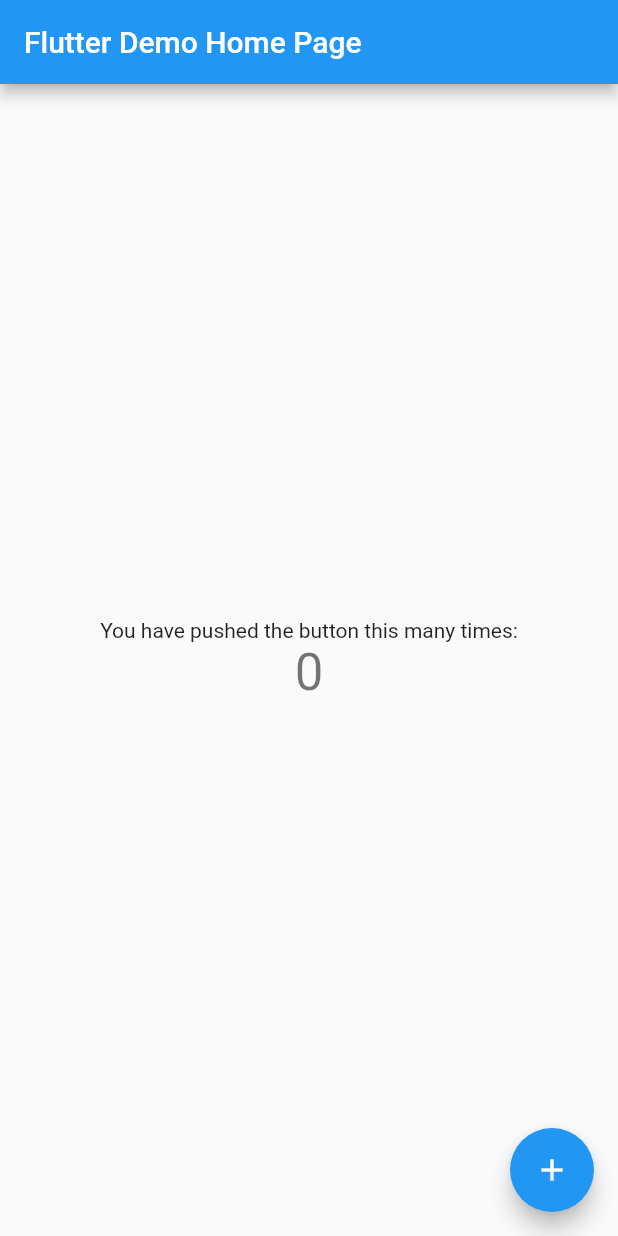
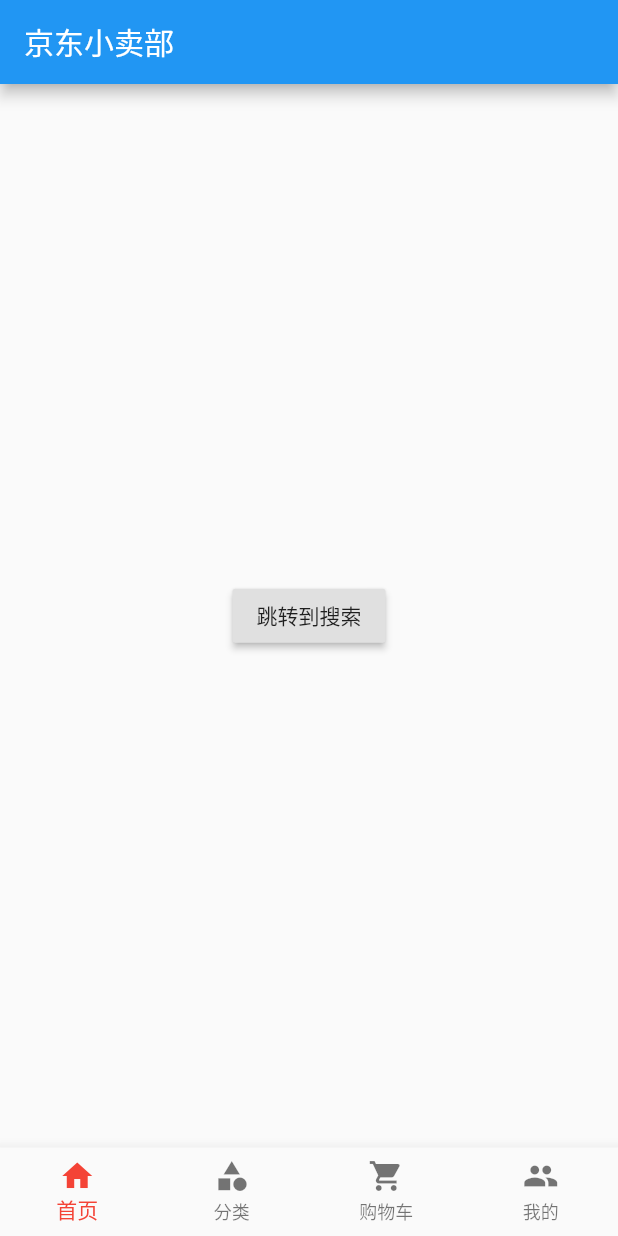
Before and after one commit to qkun0715/flutter_jjd, a Flutter app: the screen it shows after launch, on a phone screen of 412 x 824 dp. Run offline on Flutter 3.47's test engine with Material 2 defaults, Android fonts, the phone set to English and light mode, and no system bars.

Commit message:
京东小卖部 基本架构完成

```diff
--- a/lib/main.dart
+++ b/lib/main.dart
@@ -1,117 +1,22 @@
 import 'package:flutter/material.dart';
+import 'routes/Routes.dart';
 
 void main() {
   runApp(MyApp());
 }
 
-class MyApp extends StatelessWidget {
-  // This widget is the root of your application.
+class MyApp extends StatefulWidget {
+  @override
+  _MyAppState createState() => _MyAppState();
+}
+
+class _MyAppState extends State<MyApp> {
   @override
   Widget build(BuildContext context) {
-    return MaterialApp(
-      title: 'Flutter Demo',
-      theme: ThemeData(
-        // This is the theme of your application.
-        //
-        // Try running your application with "flutter run". You'll see the
-        // application has a blue toolbar. Then, without quitting the app, try
-        // changing the primarySwatch below to Colors.green and then invoke
-        // "hot reload" (press "r" in the console where you ran "flutter run",
-        // or simply save your changes to "hot reload" in a Flutter IDE).
-        // Notice that the counter didn't reset back to zero; the application
-        // is not restarted.
-        primarySwatch: Colors.blue,
-        // This makes the visual density adapt to the platform that you run
-        // the app on. For desktop platforms, the controls will be smaller and
-        // closer together (more dense) than on mobile platforms.
-        visualDensity: VisualDensity.adaptivePlatformDensity,
-      ),
-      home: MyHomePage(title: 'Flutter Demo Home Page'),
+    return new MaterialApp(
+      initialRoute: '/',
+      onGenerateRoute: onGenerateRoute,
+      // debugShowCheckedModeBanner: false, //显示debug 标签
     );
   }
 }
-
-class MyHomePage extends StatefulWidget {
-  MyHomePage({Key key, this.title}) : super(key: key);
-
-  // This widget is the home page of your application. It is stateful, meaning
-  // that it has a State object (defined below) that contains fields that affect
-  // how it looks.
-
-  // This class is the configuration for the state. It holds the values (in this
-  // case the title) provided by the parent (in this case the App widget) and
-  // used by the build method of the State. Fields in a Widget subclass are
-  // always marked "final".
-
-  final String title;
-
-  @override
-  _MyHomePageState createState() => _MyHomePageState();
-}
-
-class _MyHomePageState extends State<MyHomePage> {
-  int _counter = 0;
-
-  void _incrementCounter() {
-    setState(() {
-      // This call to setState tells the Flutter framework that something has
-      // changed in this State, which causes it to rerun the build method below
-      // so that the display can reflect the updated values. If we changed
-      // _counter without calling setState(), then the build method would not be
-      // called again, and so nothing would appear to happen.
-      _counter++;
-    });
-  }
-
-  @override
-  Widget build(BuildContext context) {
-    // This method is rerun every time setState is called, for instance as done
-    // by the _incrementCounter method above.
-    //
-    // The Flutter framework has been optimized to make rerunning build methods
-    // fast, so that you can just rebuild anything that needs updating rather
-    // than having to individually change instances of widgets.
-    return Scaffold(
-      appBar: AppBar(
-        // Here we take the value from the MyHomePage object that was created by
-        // the App.build method, and use it to set our appbar title.
-        title: Text(widget.title),
-      ),
-      body: Center(
-        // Center is a layout widget. It takes a single child and positions it
-        // in the middle of the parent.
-        child: Column(
-          // Column is also a layout widget. It takes a list of children and
-          // arranges them vertically. By default, it sizes itself to fit its
-          // children horizontally, and tries to be as tall as its parent.
-          //
-          // Invoke "debug painting" (press "p" in the console, choose the
-          // "Toggle Debug Paint" action from the Flutter Inspector in Android
-          // Studio, or the "Toggle Debug Paint" command in Visual Studio Code)
-          // to see the wireframe for each widget.
-          //
-          // Column has various properties to control how it sizes itself and
-          // how it positions its children. Here we use mainAxisAlignment to
-          // center the children vertically; the main axis here is the vertical
-          // axis because Columns are vertical (the cross axis would be
-          // horizontal).
-          mainAxisAlignment: MainAxisAlignment.center,
-          children: <Widget>[
-            Text(
-              'You have pushed the button this many times:',
-            ),
-            Text(
-              '$_counter',
-              style: Theme.of(context).textTheme.headline4,
-            ),
-          ],
-        ),
-      ),
-      floatingActionButton: FloatingActionButton(
-        onPressed: _incrementCounter,
-        tooltip: 'Increment',
-        child: Icon(Icons.add),
-      ), // This trailing comma makes auto-formatting nicer for build methods.
-    );
-  }
-}
--- /dev/null
+++ b/lib/pages/SearchPage.dart
@@ -0,0 +1,19 @@
+import 'package:flutter/material.dart';
+
+class SearchPage extends StatefulWidget {
+  SearchPage({Key key}) : super(key: key);
+
+  _SearchPageState createState() => _SearchPageState();
+}
+
+class _SearchPageState extends State<SearchPage> {
+  @override
+  Widget build(BuildContext context) {
+    return Scaffold(
+      appBar: AppBar(
+        title: Text("搜索页面"),
+      ),
+      body: Text('搜索'),
+    );
+  }
+}
--- /dev/null
+++ b/lib/pages/tabs/Home.dart
@@ -0,0 +1,27 @@
+import 'package:flutter/material.dart';
+
+/// 首页
+class HomePage extends StatefulWidget {
+  HomePage({Key key}) : super(key: key);
+
+  _HomePageState createState() => _HomePageState();
+}
+
+class _HomePageState extends State<HomePage> {
+  @override
+  Widget build(BuildContext context) {
+    return Center(
+      child: Column(
+        mainAxisAlignment: MainAxisAlignment.center,
+        children: <Widget>[
+          RaisedButton(
+            child: Text("跳转到搜索"),
+            onPressed: (){
+              Navigator.pushNamed(context, '/search');
+            },
+          )
+        ],
+      ),
+    );
+  }
+}
--- /dev/null
+++ b/lib/pages/tabs/Tabs.dart
@@ -0,0 +1,46 @@
+import 'package:flutter/material.dart';
+
+import 'Home.dart';
+import 'Category.dart';
+import 'Cart.dart';
+import 'User.dart';
+
+class Tabs extends StatefulWidget {
+  Tabs({Key key}) : super(key: key);
+
+  _TabsState createState() => _TabsState();
+}
+
+class _TabsState extends State<Tabs> {
+  int _currentIndex = 0;
+
+  List _pageList = [HomePage(), CategoryPage(), CartPage(), UserPage()];
+
+  @override
+  Widget build(BuildContext context) {
+    return Scaffold(
+      appBar: AppBar(
+        title: Text("京东小卖部"),
+      ),
+      body: this._pageList[this._currentIndex],
+      bottomNavigationBar: BottomNavigationBar(
+        currentIndex: this._currentIndex,
+        onTap: (index) {
+          setState(() {
+            this._currentIndex = index;
+          });
+        },
+        type: BottomNavigationBarType.fixed,
+        fixedColor: Colors.red,
+        items: [
+          BottomNavigationBarItem(icon: Icon(Icons.home), title: Text("首页")),
+          BottomNavigationBarItem(
+              icon: Icon(Icons.category), title: Text("分类")),
+          BottomNavigationBarItem(
+              icon: Icon(Icons.shopping_cart), title: Text("购物车")),
+          BottomNavigationBarItem(icon: Icon(Icons.people), title: Text("我的"))
+        ],
+      ),
+    );
+  }
+}
--- /dev/null
+++ b/lib/routes/Routes.dart
@@ -0,0 +1,29 @@
+import 'package:flutter/material.dart';
+import '../pages/tabs/Tabs.dart';
+import '../pages/SearchPage.dart';
+
+//配置路由
+final routes = {
+  '/': (context) => Tabs(),
+  '/search': (context) => SearchPage(),
+};
+
+//固定写法
+// ignore: missing_return, top_level_function_literal_block
+var onGenerateRoute = (RouteSettings settings) {
+// 统一处理
+  final String name = settings.name;
+  final Function pageContentBuilder = routes[name];
+  if (pageContentBuilder != null) {
+    if (settings.arguments != null) {
+      final Route route = MaterialPageRoute(
+          builder: (context) =>
+              pageContentBuilder(context, arguments: settings.arguments));
+      return route;
+    } else {
+      final Route route =
+          MaterialPageRoute(builder: (context) => pageContentBuilder(context));
+      return route;
+    }
+  }
+};
```
Also changed, not shown: lib/pages/tabs/Cart.dart (added, +15 -0 lines), lib/pages/tabs/Category.dart (added, +15 -0 lines), lib/pages/tabs/User.dart (added, +15 -0 lines).
